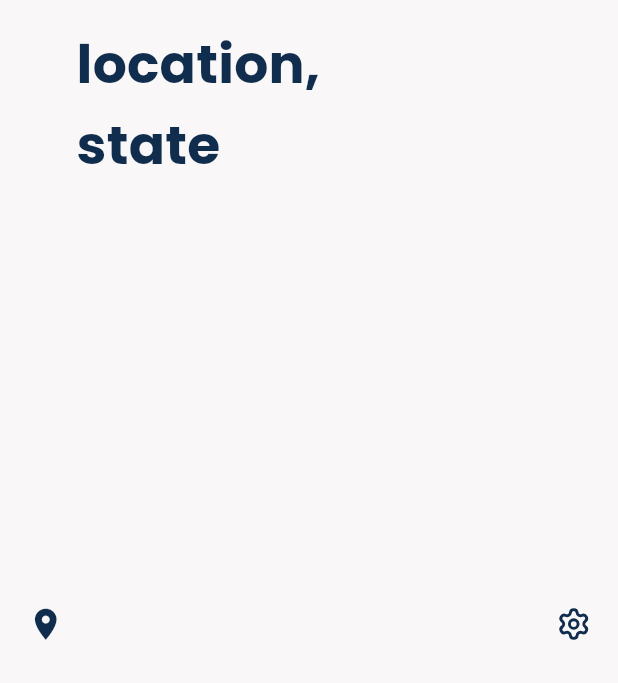
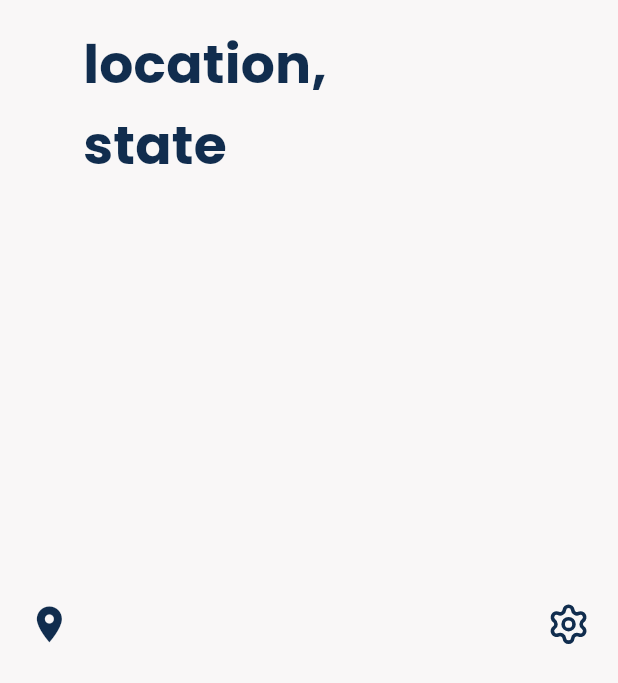
Before and after one commit to neeraja-pradeep/nexoSalonix_demo, a Flutter app: the LocationHeader widget shown alone on an empty page, opened directly, on a phone screen of 412 x 824 dp. Shown: the top 683 px of the screen. Run offline on Flutter 3.47's test engine with Material 3 defaults, Android fonts, the phone set to English and light mode, and no system bars; our stand-ins replace auto_size_text, flutter_riverpod, lucide_icons, smooth_page_indicator.

Commit message:
Update location_header.dart

```diff
--- a/lib/widgets/location_header.dart
+++ b/lib/widgets/location_header.dart
@@ -1,21 +1,26 @@
 import 'package:flutter/material.dart';
 import 'package:lucide_icons/lucide_icons.dart';
-
+import '../consts.dart';
 class LocationHeader extends StatelessWidget {
   const LocationHeader({super.key});
 
   @override
   Widget build(BuildContext context) {
     return Padding(
-      padding: const EdgeInsets.fromLTRB(18, 16, 18, 8),
+      padding:  EdgeInsets.fromLTRB(Responsive.screenWidth(context) * 0.045,
+        Responsive.screenHeight(context) * 0.02,
+        Responsive.screenWidth(context) * 0.045,
+        Responsive.screenHeight(context) * 0.01,),
       child: Row(
         mainAxisAlignment: MainAxisAlignment.spaceBetween,
         children: [
           Row(
             children: [
-              const Icon(Icons.location_on, size: 25, color: Color(0xFF112D4E)),
+               Icon(Icons.location_on,
+                  size: Responsive.iconSize(context),
+                  color: const Color(0xFF112D4E)),
               const SizedBox(width: 8),
-              Column(
+               Column(
                 crossAxisAlignment: CrossAxisAlignment.start,
                 children: [
                   Text(
@@ -33,10 +38,13 @@ class LocationHeader extends StatelessWidget {
                         ),
                   ),
                 ],
-              ),
+                ),
+
             ],
           ),
-          const Icon(LucideIcons.settings, size: 23, color: Color(0xFF112D4E)),
+           Icon(LucideIcons.settings,
+              size: Responsive.iconSize(context),
+              color: const Color(0xFF112D4E)),
         ],
       ),
     );
```
